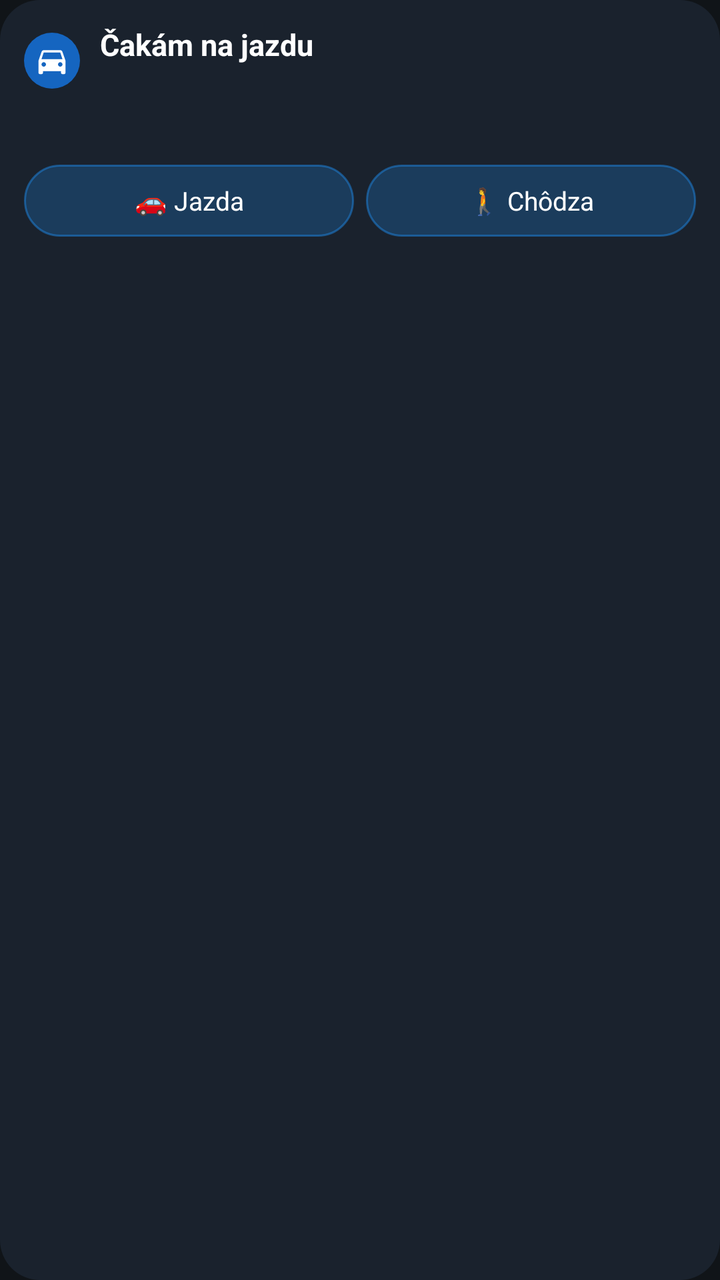
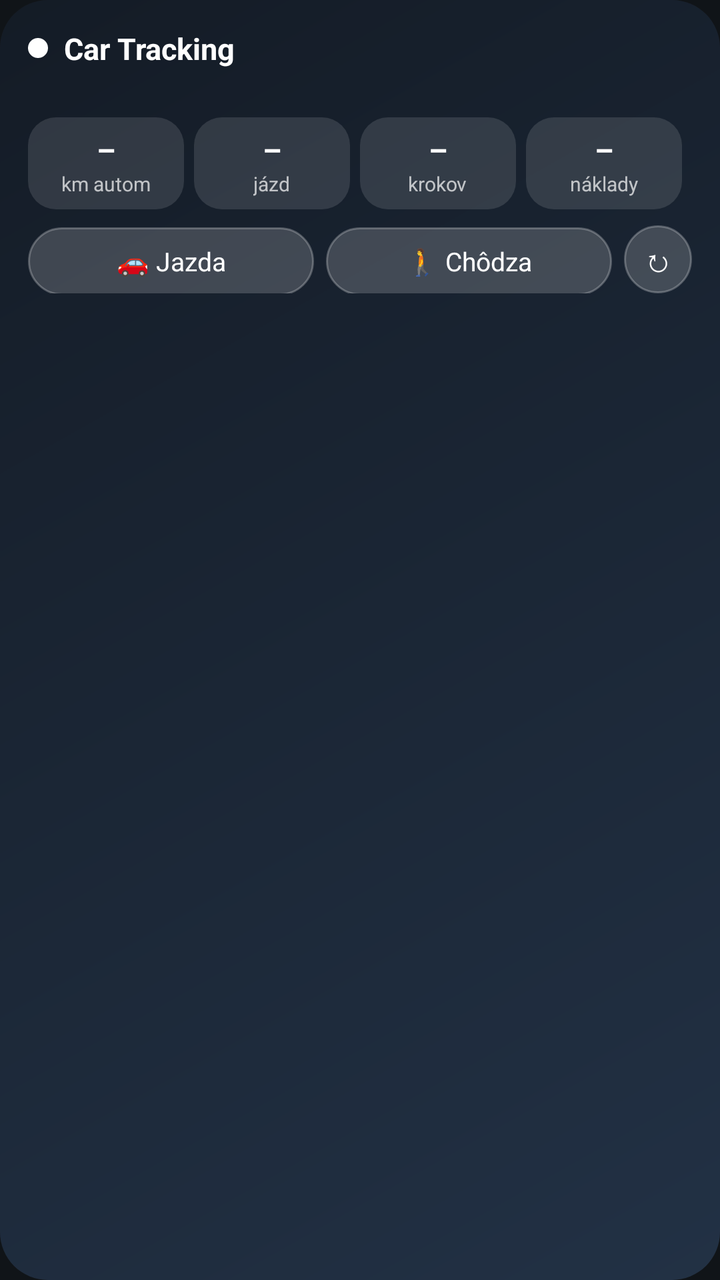

Before-and-after screenshots of an Android layout around one commit, followed by the original layout XML and the change that was made.
<!-- AndroidManifest.xml: application theme Theme.CarTracker -->
<!-- res/layout/widget_car.xml -->
<?xml version="1.0" encoding="utf-8"?>
<LinearLayout xmlns:android="http://schemas.android.com/apk/res/android"
    android:id="@+id/w_root"
    android:layout_width="match_parent"
    android:layout_height="match_parent"
    android:background="@drawable/widget_bg"
    android:orientation="vertical"
    android:padding="12dp">

    <LinearLayout
        android:layout_width="match_parent"
        android:layout_height="wrap_content"
        android:gravity="center_vertical"
        android:orientation="horizontal">

        <ImageView
            android:id="@+id/w_icon"
            android:layout_width="28dp"
            android:layout_height="28dp"
            android:background="@drawable/widget_dot"
            android:padding="5dp"
            android:src="@drawable/ic_car" />

        <LinearLayout
            android:layout_width="0dp"
            android:layout_height="wrap_content"
            android:layout_marginStart="10dp"
            android:layout_weight="1"
            android:orientation="vertical">

            <TextView
                android:id="@+id/w_status"
                android:layout_width="wrap_content"
                android:layout_height="wrap_content"
                android:ellipsize="end"
                android:maxLines="1"
                android:text="Čakám na jazdu"
                android:textColor="#FFFFFFFF"
                android:textSize="15sp"
                android:textStyle="bold" />

            <TextView
                android:id="@+id/w_vehicle"
                android:layout_width="wrap_content"
                android:layout_height="wrap_content"
                android:ellipsize="end"
                android:maxLines="1"
                android:textColor="#CCFFFFFF"
                android:textSize="12sp" />
        </LinearLayout>
    </LinearLayout>

    <TextView
        android:id="@+id/w_today"
        android:layout_width="match_parent"
        android:layout_height="wrap_content"
        android:layout_marginTop="8dp"
        android:ellipsize="end"
        android:maxLines="2"
        android:textColor="#E6FFFFFF"
        android:textSize="13sp" />

    <LinearLayout
        android:layout_width="match_parent"
        android:layout_height="wrap_content"
        android:layout_marginTop="8dp"
        android:orientation="horizontal">

        <TextView
            android:id="@+id/w_btn_drive"
            android:layout_width="0dp"
            android:layout_height="36dp"
            android:layout_marginEnd="6dp"
            android:layout_weight="1"
            android:background="@drawable/widget_btn"
            android:gravity="center"
            android:text="🚗 Jazda"
            android:textColor="#FFFFFFFF"
            android:textSize="13sp" />

        <TextView
            android:id="@+id/w_btn_walk"
            android:layout_width="0dp"
            android:layout_height="36dp"
            android:layout_weight="1"
            android:background="@drawable/widget_btn"
            android:gravity="center"
            android:text="🚶 Chôdza"
            android:textColor="#FFFFFFFF"
            android:textSize="13sp" />
    </LinearLayout>
</LinearLayout>
<!-- resources referenced by this layout -->
<resources>
  <!-- drawable ic_car (drawable) -->
  <vector xmlns:android="http://schemas.android.com/apk/res/android"
      android:width="24dp" android:height="24dp"
      android:viewportWidth="24" android:viewportHeight="24">
      <path android:fillColor="#FFFFFFFF"
          android:pathData="M18.92,6.01C18.72,5.42 18.16,5 17.5,5h-11c-0.66,0 -1.21,0.42 -1.42,1.01L3,12v8c0,0.55 0.45,1 1,1h1c0.55,0 1,-0.45 1,-1v-1h12v1c0,0.55 0.45,1 1,1h1c0.55,0 1,-0.45 1,-1v-8L18.92,6.01zM6.5,16C5.67,16 5,15.33 5,14.5S5.67,13 6.5,13 8,13.67 8,14.5 7.33,16 6.5,16zM17.5,16c-0.83,0 -1.5,-0.67 -1.5,-1.5s0.67,-1.5 1.5,-1.5 1.5,0.67 1.5,1.5 -0.67,1.5 -1.5,1.5zM5,11l1.5,-4.5h11L19,11H5z" />
  </vector>
  <!-- drawable widget_bg (drawable) -->
  <?xml version="1.0" encoding="utf-8"?>
  <shape xmlns:android="http://schemas.android.com/apk/res/android" android:shape="rectangle">
      <solid android:color="#E61B2430" />
      <corners android:radius="20dp" />
  </shape>
  <!-- drawable widget_btn (drawable) -->
  <?xml version="1.0" encoding="utf-8"?>
  <shape xmlns:android="http://schemas.android.com/apk/res/android" android:shape="rectangle">
      <solid android:color="#401E88E5" />
      <stroke android:width="1dp" android:color="#801E88E5" />
      <corners android:radius="18dp" />
  </shape>
  <!-- drawable widget_dot (drawable) -->
  <?xml version="1.0" encoding="utf-8"?>
  <shape xmlns:android="http://schemas.android.com/apk/res/android" android:shape="oval">
      <solid android:color="#FF1565C0" />
  </shape>
  <style name="Theme.CarTracker" parent="android:Theme.Material.NoActionBar">
          <item name="android:statusBarColor">@android:color/transparent</item>
          <item name="android:windowBackground">@color/bg</item>
      </style>
  <color name="bg">#FF101418</color>
</resources>

<!-- the commit's change to res/layout/widget_car.xml (unified diff, before → after) -->
@@ -3,90 +3,94 @@
     android:id="@+id/w_root"
     android:layout_width="match_parent"
     android:layout_height="match_parent"
-    android:background="@drawable/widget_bg"
+    android:background="@drawable/widget_bg_idle"
     android:orientation="vertical"
-    android:padding="12dp">
+    android:padding="14dp">
 
-    <LinearLayout
-        android:layout_width="match_parent"
-        android:layout_height="wrap_content"
-        android:gravity="center_vertical"
-        android:orientation="horizontal">
+    
+    <LinearLayout android:layout_width="match_parent" android:layout_height="wrap_content"
+        android:gravity="center_vertical" android:orientation="horizontal">
+        <ImageView android:id="@+id/w_dot" android:layout_width="10dp" android:layout_height="10dp"
+            android:src="@drawable/widget_dot" />
+        <TextView android:id="@+id/w_status" android:layout_width="0dp" android:layout_height="wrap_content"
+            android:layout_marginStart="8dp" android:layout_weight="1" android:ellipsize="end" android:maxLines="1"
+            android:text="Car Tracking" android:textColor="#FFFFFFFF" android:textSize="15sp" android:textStyle="bold" />
+        <TextView android:id="@+id/w_updated" android:layout_width="wrap_content" android:layout_height="wrap_content"
+            android:textColor="#80FFFFFF" android:textSize="10sp" />
+    </LinearLayout>
+    <TextView android:id="@+id/w_vehicle" android:layout_width="match_parent" android:layout_height="wrap_content"
+        android:layout_marginStart="18dp" android:ellipsize="end" android:maxLines="1"
+        android:textColor="#B3FFFFFF" android:textSize="12sp" />
 
-        <ImageView
-            android:id="@+id/w_icon"
-            android:layout_width="28dp"
-            android:layout_height="28dp"
-            android:background="@drawable/widget_dot"
-            android:padding="5dp"
-            android:src="@drawable/ic_car" />
-
-        <LinearLayout
-            android:layout_width="0dp"
-            android:layout_height="wrap_content"
-            android:layout_marginStart="10dp"
-            android:layout_weight="1"
-            android:orientation="vertical">
-
-            <TextView
-                android:id="@+id/w_status"
-                android:layout_width="wrap_content"
-                android:layout_height="wrap_content"
-                android:ellipsize="end"
-                android:maxLines="1"
-                android:text="Čakám na jazdu"
-                android:textColor="#FFFFFFFF"
-                android:textSize="15sp"
-                android:textStyle="bold" />
-
-            <TextView
-                android:id="@+id/w_vehicle"
-                android:layout_width="wrap_content"
-                android:layout_height="wrap_content"
-                android:ellipsize="end"
-                android:maxLines="1"
-                android:textColor="#CCFFFFFF"
-                android:textSize="12sp" />
+    
+    <LinearLayout android:id="@+id/w_live" android:layout_width="match_parent" android:layout_height="wrap_content"
+        android:layout_marginTop="6dp" android:orientation="vertical" android:visibility="gone">
+        <LinearLayout android:layout_width="match_parent" android:layout_height="wrap_content"
+            android:gravity="center_vertical" android:orientation="horizontal">
+            <TextView android:id="@+id/w_big" android:layout_width="wrap_content" android:layout_height="wrap_content"
+                android:textColor="#FFFFFFFF" android:textSize="38sp" android:textStyle="bold" android:text="0" />
+            <TextView android:id="@+id/w_big_unit" android:layout_width="wrap_content" android:layout_height="wrap_content"
+                android:layout_marginStart="4dp" android:textColor="#B3FFFFFF" android:textSize="13sp" android:text="km/h" />
+            <LinearLayout android:layout_width="0dp" android:layout_height="wrap_content" android:layout_weight="1"
+                android:gravity="end|center_vertical" android:orientation="vertical">
+                <Chronometer android:id="@+id/w_chrono" android:layout_width="wrap_content" android:layout_height="wrap_content"
+                    android:textColor="#FFFFFFFF" android:textSize="16sp" android:textStyle="bold" />
+                <TextView android:id="@+id/w_live_sub" android:layout_width="wrap_content" android:layout_height="wrap_content"
+                    android:maxLines="1" android:textColor="#CCFFFFFF" android:textSize="12sp" />
+            </LinearLayout>
+            <ImageView android:id="@+id/w_limit" android:layout_width="44dp" android:layout_height="44dp"
+                android:layout_marginStart="10dp" android:visibility="gone" />
         </LinearLayout>
     </LinearLayout>
 
-    <TextView
-        android:id="@+id/w_today"
-        android:layout_width="match_parent"
-        android:layout_height="wrap_content"
-        android:layout_marginTop="8dp"
-        android:ellipsize="end"
-        android:maxLines="2"
-        android:textColor="#E6FFFFFF"
-        android:textSize="13sp" />
+    
+    <LinearLayout android:id="@+id/w_tiles" android:layout_width="match_parent" android:layout_height="wrap_content"
+        android:layout_marginTop="8dp" android:orientation="horizontal">
+            <LinearLayout android:layout_width="0dp" android:layout_height="wrap_content" android:layout_weight="1"
+                android:layout_marginEnd="5dp" android:background="@drawable/widget_tile" android:gravity="center"
+                android:orientation="vertical" android:paddingTop="6dp" android:paddingBottom="6dp">
+                <TextView android:id="@+id/w_t1" android:layout_width="wrap_content" android:layout_height="wrap_content"
+                    android:maxLines="1" android:textColor="#FFFFFFFF" android:textSize="15sp" android:textStyle="bold" android:text="–" />
+                <TextView android:id="@+id/w_t1l" android:layout_width="wrap_content" android:layout_height="wrap_content"
+                    android:maxLines="1" android:textColor="#B3FFFFFF" android:textSize="10sp" android:text="km autom" />
+            </LinearLayout>
+            <LinearLayout android:layout_width="0dp" android:layout_height="wrap_content" android:layout_weight="1"
+                android:layout_marginEnd="5dp" android:background="@drawable/widget_tile" android:gravity="center"
+                android:orientation="vertical" android:paddingTop="6dp" android:paddingBottom="6dp">
+                <TextView android:id="@+id/w_t2" android:layout_width="wrap_content" android:layout_height="wrap_content"
+                    android:maxLines="1" android:textColor="#FFFFFFFF" android:textSize="15sp" android:textStyle="bold" android:text="–" />
+                <TextView android:id="@+id/w_t2l" android:layout_width="wrap_content" android:layout_height="wrap_content"
+                    android:maxLines="1" android:textColor="#B3FFFFFF" android:textSize="10sp" android:text="jázd" />
+            </LinearLayout>
+            <LinearLayout android:layout_width="0dp" android:layout_height="wrap_content" android:layout_weight="1"
+                android:layout_marginEnd="5dp" android:background="@drawable/widget_tile" android:gravity="center"
+                android:orientation="vertical" android:paddingTop="6dp" android:paddingBottom="6dp">
+                <TextView android:id="@+id/w_t3" android:layout_width="wrap_content" android:layout_height="wrap_content"
+                    android:maxLines="1" android:textColor="#FFFFFFFF" android:textSize="15sp" android:textStyle="bold" android:text="–" />
+                <TextView android:id="@+id/w_t3l" android:layout_width="wrap_content" android:layout_height="wrap_content"
+                    android:maxLines="1" android:textColor="#B3FFFFFF" android:textSize="10sp" android:text="krokov" />
+            </LinearLayout>
+            <LinearLayout android:layout_width="0dp" android:layout_height="wrap_content" android:layout_weight="1"
+                android:layout_marginEnd="5dp" android:background="@drawable/widget_tile" android:gravity="center"
+                android:orientation="vertical" android:paddingTop="6dp" android:paddingBottom="6dp">
+                <TextView android:id="@+id/w_t4" android:layout_width="wrap_content" android:layout_height="wrap_content"
+                    android:maxLines="1" android:textColor="#FFFFFFFF" android:textSize="15sp" android:textStyle="bold" android:text="–" />
+                <TextView android:id="@+id/w_t4l" android:layout_width="wrap_content" android:layout_height="wrap_content"
+                    android:maxLines="1" android:textColor="#B3FFFFFF" android:textSize="10sp" android:text="náklady" />
+            </LinearLayout>
+    </LinearLayout>
 
-    <LinearLayout
-        android:layout_width="match_parent"
-        android:layout_height="wrap_content"
-        android:layout_marginTop="8dp"
-        android:orientation="horizontal">
-
-        <TextView
-            android:id="@+id/w_btn_drive"
-            android:layout_width="0dp"
-            android:layout_height="36dp"
-            android:layout_marginEnd="6dp"
-            android:layout_weight="1"
-            android:background="@drawable/widget_btn"
-            android:gravity="center"
-            android:text="🚗 Jazda"
-            android:textColor="#FFFFFFFF"
-            android:textSize="13sp" />
-
-        <TextView
-            android:id="@+id/w_btn_walk"
-            android:layout_width="0dp"
-            android:layout_height="36dp"
-            android:layout_weight="1"
-            android:background="@drawable/widget_btn"
-            android:gravity="center"
-            android:text="🚶 Chôdza"
-            android:textColor="#FFFFFFFF"
-            android:textSize="13sp" />
+    
+    <LinearLayout android:layout_width="match_parent" android:layout_height="wrap_content"
+        android:layout_marginTop="8dp" android:orientation="horizontal">
+        <TextView android:id="@+id/w_btn_drive" android:layout_width="0dp" android:layout_height="34dp"
+            android:layout_marginEnd="6dp" android:layout_weight="1" android:background="@drawable/widget_btn"
+            android:gravity="center" android:text="🚗 Jazda" android:textColor="#FFFFFFFF" android:textSize="13sp" />
+        <TextView android:id="@+id/w_btn_walk" android:layout_width="0dp" android:layout_height="34dp"
+            android:layout_marginEnd="6dp" android:layout_weight="1" android:background="@drawable/widget_btn"
+            android:gravity="center" android:text="🚶 Chôdza" android:textColor="#FFFFFFFF" android:textSize="13sp" />
+        <TextView android:id="@+id/w_btn_refresh" android:layout_width="34dp" android:layout_height="34dp"
+            android:background="@drawable/widget_btn" android:gravity="center" android:text="↻"
+            android:textColor="#FFFFFFFF" android:textSize="16sp" />
     </LinearLayout>
 </LinearLayout>
<!-- resource entries referenced after the edit -->
@@ -1,29 +1,28 @@
 <!-- resources referenced by this layout -->
 <resources>
-  <!-- drawable ic_car (drawable) -->
-  <vector xmlns:android="http://schemas.android.com/apk/res/android"
-      android:width="24dp" android:height="24dp"
-      android:viewportWidth="24" android:viewportHeight="24">
-      <path android:fillColor="#FFFFFFFF"
-          android:pathData="M18.92,6.01C18.72,5.42 18.16,5 17.5,5h-11c-0.66,0 -1.21,0.42 -1.42,1.01L3,12v8c0,0.55 0.45,1 1,1h1c0.55,0 1,-0.45 1,-1v-1h12v1c0,0.55 0.45,1 1,1h1c0.55,0 1,-0.45 1,-1v-8L18.92,6.01zM6.5,16C5.67,16 5,15.33 5,14.5S5.67,13 6.5,13 8,13.67 8,14.5 7.33,16 6.5,16zM17.5,16c-0.83,0 -1.5,-0.67 -1.5,-1.5s0.67,-1.5 1.5,-1.5 1.5,0.67 1.5,1.5 -0.67,1.5 -1.5,1.5zM5,11l1.5,-4.5h11L19,11H5z" />
-  </vector>
-  <!-- drawable widget_bg (drawable) -->
+  <!-- drawable widget_bg_idle (drawable) -->
   <?xml version="1.0" encoding="utf-8"?>
   <shape xmlns:android="http://schemas.android.com/apk/res/android" android:shape="rectangle">
-      <solid android:color="#E61B2430" />
-      <corners android:radius="20dp" />
+      <gradient android:angle="315" android:startColor="#F0141B26" android:endColor="#F0233247" android:type="linear" />
+      <corners android:radius="24dp" />
   </shape>
   <!-- drawable widget_btn (drawable) -->
   <?xml version="1.0" encoding="utf-8"?>
   <shape xmlns:android="http://schemas.android.com/apk/res/android" android:shape="rectangle">
-      <solid android:color="#401E88E5" />
-      <stroke android:width="1dp" android:color="#801E88E5" />
+      <solid android:color="#2EFFFFFF" />
+      <stroke android:width="1dp" android:color="#40FFFFFF" />
       <corners android:radius="18dp" />
   </shape>
   <!-- drawable widget_dot (drawable) -->
   <?xml version="1.0" encoding="utf-8"?>
   <shape xmlns:android="http://schemas.android.com/apk/res/android" android:shape="oval">
-      <solid android:color="#FF1565C0" />
+      <solid android:color="#FFFFFFFF" />
+  </shape>
+  <!-- drawable widget_tile (drawable) -->
+  <?xml version="1.0" encoding="utf-8"?>
+  <shape xmlns:android="http://schemas.android.com/apk/res/android" android:shape="rectangle">
+      <solid android:color="#1FFFFFFF" />
+      <corners android:radius="14dp" />
   </shape>
   <style name="Theme.CarTracker" parent="android:Theme.Material.NoActionBar">
           <item name="android:statusBarColor">@android:color/transparent</item>
